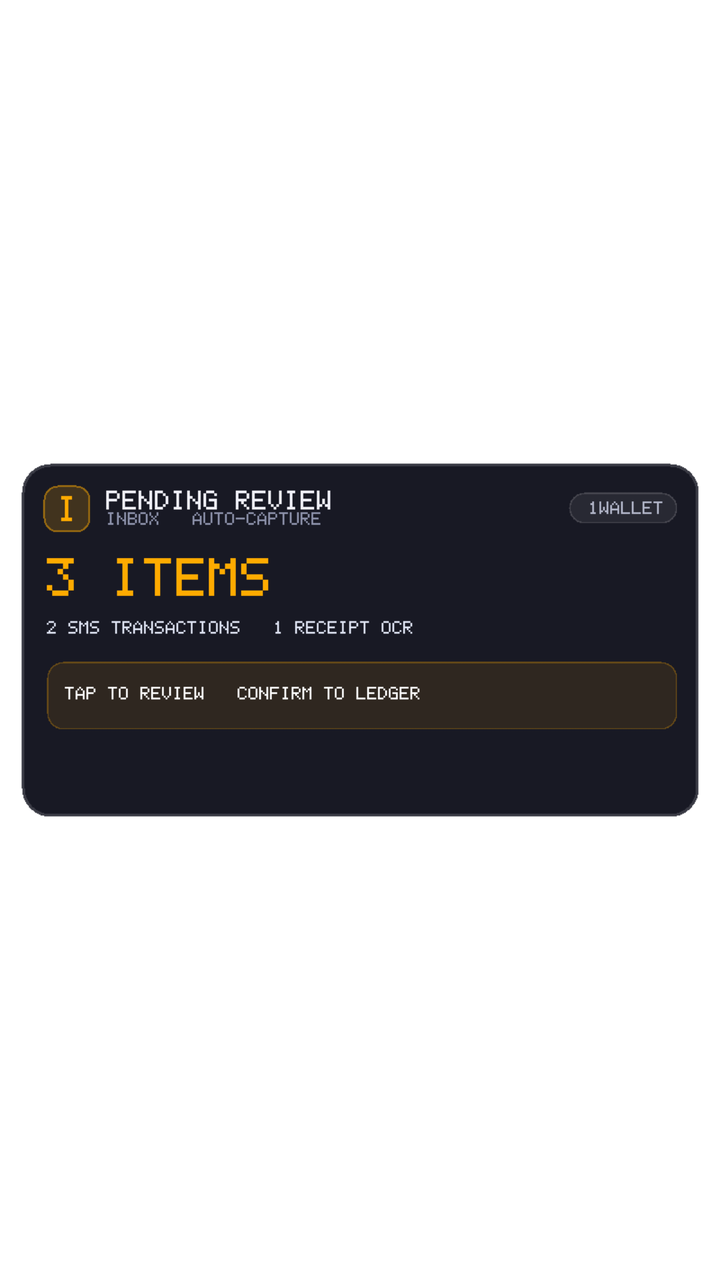
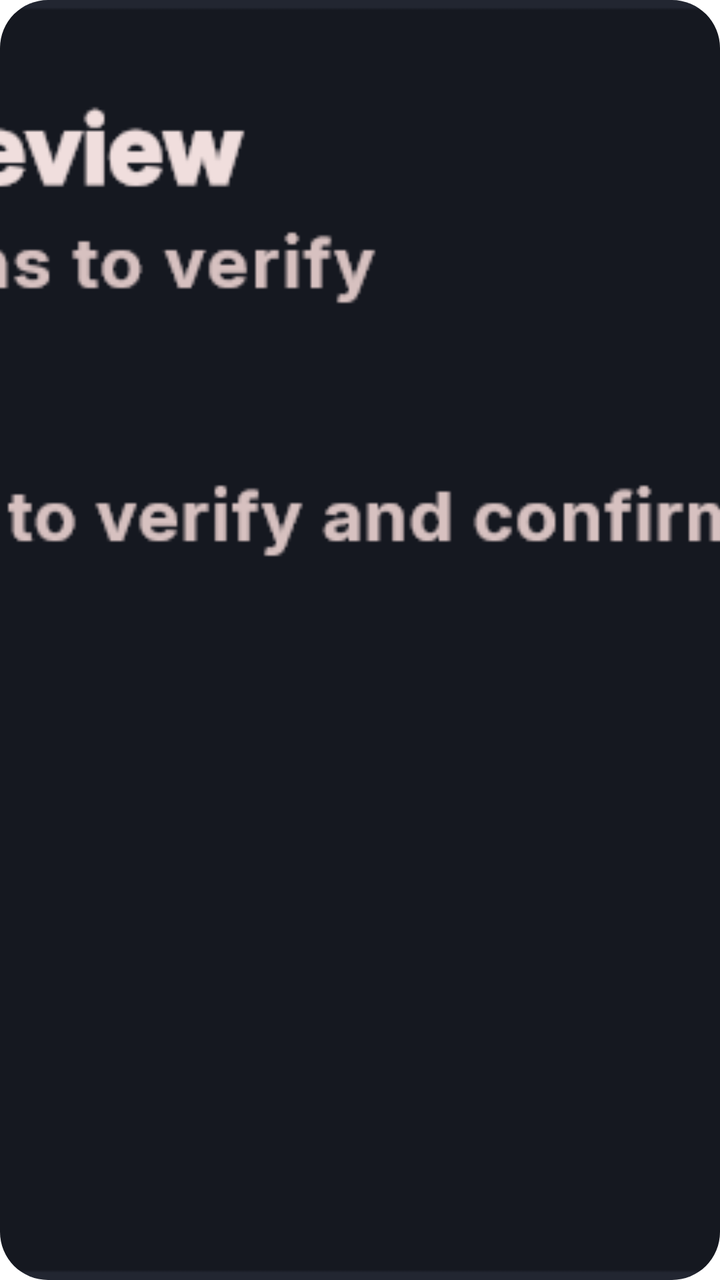

Screens rendered from an Android XML layout before and after an edit, with the pre-edit source and the edit as a unified diff.
<!-- AndroidManifest.xml: fallback theme Theme.MaterialComponents.DayNight.NoActionBar -->
<!-- res/layout/widget_pending_review.xml -->
<?xml version="1.0" encoding="utf-8"?>
<ImageView xmlns:android="http://schemas.android.com/apk/res/android"
    android:id="@+id/widget_pending_review_root"
    android:layout_width="match_parent"
    android:layout_height="match_parent"
    android:scaleType="fitCenter"
    android:adjustViewBounds="true"
    android:src="@drawable/widget_preview_pending_review"
    android:contentDescription="1Wallet Pending Review Items" />
<!-- resources referenced by this layout -->
<resources>
  <!-- drawable widget_preview_pending_review: png bitmap (drawable, 4890 bytes) -->
</resources>

<!-- the commit's change to res/layout/widget_pending_review.xml (unified diff, before → after) -->
@@ -3,7 +3,9 @@
     android:id="@+id/widget_pending_review_root"
     android:layout_width="match_parent"
     android:layout_height="match_parent"
-    android:scaleType="fitCenter"
-    android:adjustViewBounds="true"
+    android:background="@drawable/widget_background"
+    android:clipToOutline="true"
+    android:scaleType="centerCrop"
+    android:adjustViewBounds="false"
     android:src="@drawable/widget_preview_pending_review"
     android:contentDescription="1Wallet Pending Review Items" />
<!-- resource entries referenced after the edit -->
@@ -1,5 +1,15 @@
 <!-- resources referenced by this layout -->
 <resources>
-  <!-- drawable widget_preview_pending_review: png bitmap (drawable, 4890 bytes) -->
+  <!-- drawable widget_background (drawable) -->
+  <?xml version="1.0" encoding="utf-8"?>
+  <shape xmlns:android="http://schemas.android.com/apk/res/android"
+      android:shape="rectangle">
+      <solid android:color="#FF151820" />
+      <corners android:radius="24dp" />
+      <stroke
+          android:width="1.2dp"
+          android:color="#33FFFFFF" />
+  </shape>
+  <!-- drawable widget_preview_pending_review: png bitmap (drawable, 24890 bytes) -->
 </resources>
 
